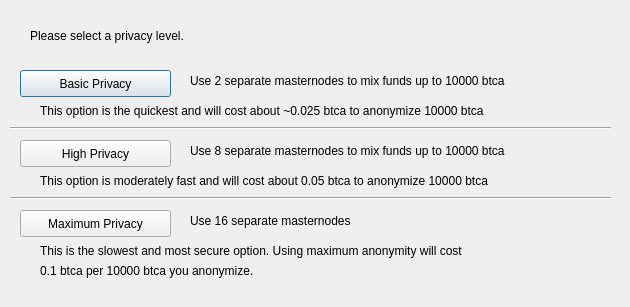
Before: the Qt Designer form src/qt/forms/obfuscationconfig.ui in bitcoinrub/btcr, drawn with Qt 5.
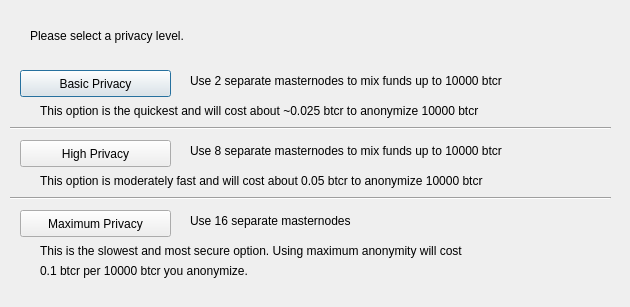
After: the same form once the commit is applied.

Patch:
```diff
--- a/src/qt/forms/obfuscationconfig.ui
+++ b/src/qt/forms/obfuscationconfig.ui
@@ -75,7 +75,7 @@
     </rect>
    </property>
    <property name="text">
-    <string>Use 2 separate masternodes to mix funds up to 10000 btca</string>
+    <string>Use 2 separate masternodes to mix funds up to 10000 btcr</string>
    </property>
   </widget>
   <widget class="QLabel" name="label_3">
@@ -88,7 +88,7 @@
     </rect>
    </property>
    <property name="text">
-    <string>Use 8 separate masternodes to mix funds up to 10000 btca</string>
+    <string>Use 8 separate masternodes to mix funds up to 10000 btcr</string>
    </property>
   </widget>
   <widget class="QLabel" name="label_4">
@@ -114,7 +114,7 @@
     </rect>
    </property>
    <property name="text">
-    <string>This option is the quickest and will cost about ~0.025 btca to anonymize 10000 btca</string>
+    <string>This option is the quickest and will cost about ~0.025 btcr to anonymize 10000 btcr</string>
    </property>
   </widget>
   <widget class="QLabel" name="label_7">
@@ -127,7 +127,7 @@
     </rect>
    </property>
    <property name="text">
-    <string>This option is moderately fast and will cost about 0.05 btca to anonymize 10000 btca</string>
+    <string>This option is moderately fast and will cost about 0.05 btcr to anonymize 10000 btcr</string>
    </property>
   </widget>
   <widget class="QLabel" name="label_8">
@@ -153,7 +153,7 @@
     </rect>
    </property>
    <property name="text">
-    <string>0.1 btca per 10000 btca you anonymize.</string>
+    <string>0.1 btcr per 10000 btcr you anonymize.</string>
    </property>
   </widget>
   <widget class="Line" name="line">
```
